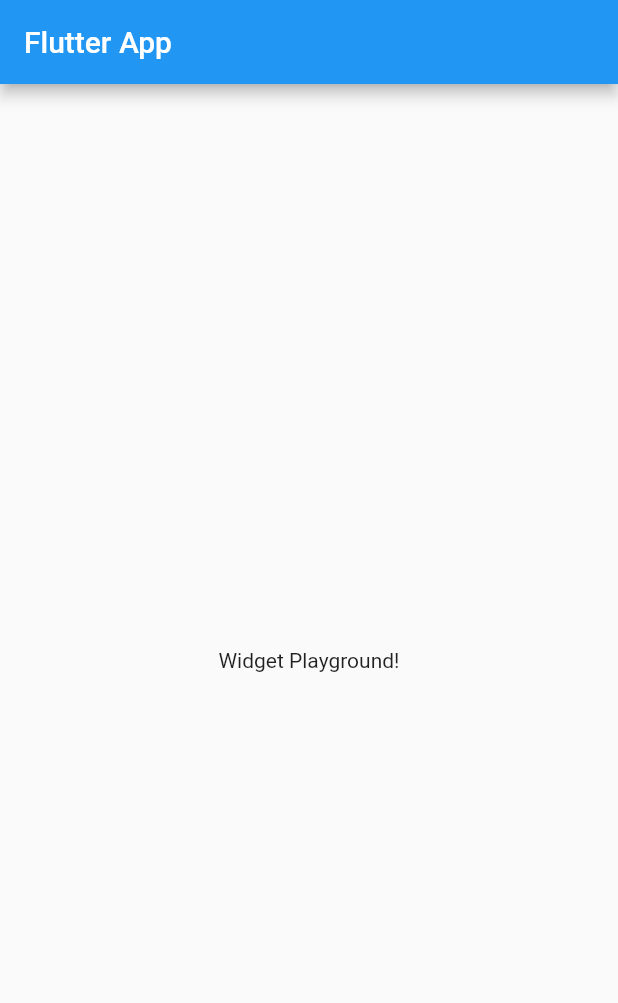
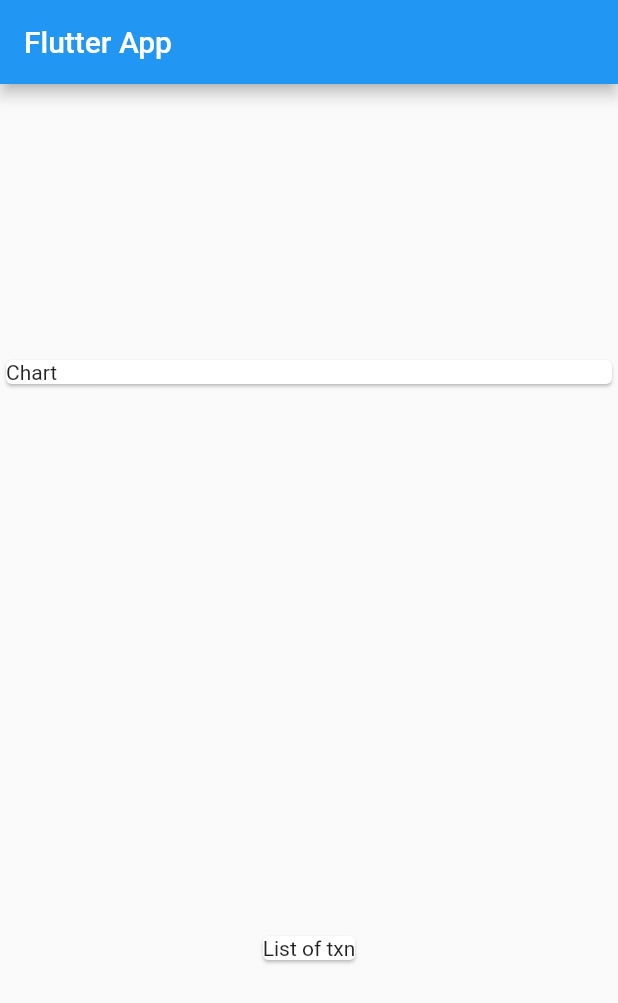
Before and after one commit to apexpre-dator/Expense-Tracker, a Flutter app: the screen it shows after launch, on a phone screen of 412 x 824 dp. Shown: the top 1003 px of the screen. Run offline on Flutter 3.47's test engine with Material 2 defaults, Android fonts, the phone set to English and light mode, and no system bars.

Commit message:
basic layout

```diff
--- a/lib/main.dart
+++ b/lib/main.dart
@@ -21,8 +21,19 @@ class MyHomePage extends StatelessWidget {
       appBar: AppBar(
         title: Text('Flutter App'),
       ),
-      body: Center(
-        child: Text('Widget Playground!'),
+      body: Column(
+        mainAxisAlignment: MainAxisAlignment.spaceAround,
+        children:  <Widget>[
+          Container(
+            width: double.infinity,
+            child: Card(
+              child: Text('Chart'),
+            ),
+          ),
+          Card(
+            child: Text('List of txn'),
+          )
+        ],
       ),
     );
   }
```
